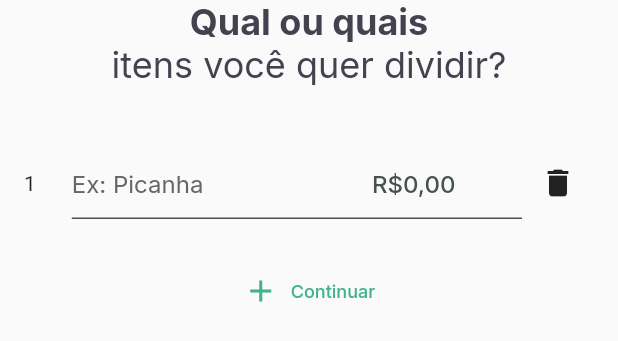
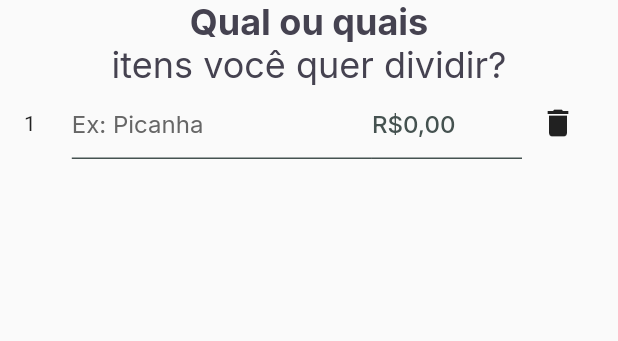
Before and after one commit to fagnerlima/rocketseat-ignite-flutter, a Flutter app: the StepThreePage widget shown alone on an empty page, opened directly, on a phone screen of 412 x 824 dp. Shown: the top 341 px of the screen. Run offline on Flutter 3.47's test engine with Material 2 defaults, Android fonts, the phone set to English and light mode, and no system bars; our stand-ins replace cloud_firestore, firebase_core, flutter_masked_text2, flutter_mobx, google_fonts, google_sign_in and 2 more; accounts and stored records are empty; generated files the repository leaves out were written again.

Commit message:
Adiciona fluxo de input em StepThreePage

```diff
--- a/split_it/lib/modules/create_split/steps/three/step_three_page.dart
+++ b/split_it/lib/modules/create_split/steps/three/step_three_page.dart
@@ -1,4 +1,6 @@
 import 'package:flutter/material.dart';
+import 'package:flutter_mobx/flutter_mobx.dart';
+import 'package:split_it/modules/create_split/steps/three/step_three_controller.dart';
 import 'package:split_it/modules/create_split/widgets/add_text_button.dart';
 import 'package:split_it/modules/create_split/widgets/step_multi_input_text.dart';
 import 'package:split_it/modules/create_split/widgets/step_title.dart';
@@ -11,6 +13,8 @@ class StepThreePage extends StatefulWidget {
 }
 
 class _StepThreePageState extends State<StepThreePage> {
+  final controller = StepThreeController();
+
   @override
   Widget build(BuildContext context) {
     return Column(
@@ -19,16 +23,26 @@ class _StepThreePageState extends State<StepThreePage> {
             title: 'Qual ou quais',
             subtitle: 'itens você quer dividir?'
         ),
-        SizedBox(height: 40,),
-        StepMultiInputText(
-          count: 1,
-          itemName: (value) {},
-          itemValue: (value) {},
-        ),
+        Observer(builder: (_) => StepMultiInputText(
+          count: controller.currentIndex + 1,
+          itemName: (value) => controller.onChanged(name: value),
+          itemValue: (value) => controller.onChanged(value: value),
+        )),
+        Observer(builder: (_) => Column(
+          children: controller.items
+              .map((element) => StepMultiInputText(
+                count: controller.currentIndex,
+                itemName: (value) {},
+                itemValue: (value) {},
+              )).toList(),
+        )),
         SizedBox(height: 24,),
-        AddTextButton(
-          label: 'Continuar',
-          onPressed: () {}
+        Observer(builder: (_) => controller.showButton
+          ? AddTextButton(
+              label: 'Continuar',
+              onPressed: () => controller.addItem()
+            )
+          : Container()
         )
       ],
     );
--- a/split_it/lib/modules/create_split/widgets/step_multi_input_text.dart
+++ b/split_it/lib/modules/create_split/widgets/step_multi_input_text.dart
@@ -43,7 +43,10 @@ class StepMultiInputText extends StatelessWidget {
             child: StepInputTextWidget(
               controller: valueInputTextController,
               textInputType: TextInputType.number,
-              onChanged: (value) => itemValue(0),
+              onChanged: (value) => itemValue(double.parse(value
+                  .replaceAll('R\$', '')
+                  .replaceAll('.', '')
+                  .replaceAll(',', '.'))), // TODO fix
               hintText: 'R\$ 0,00',
               textAlign: TextAlign.start,
               padding: EdgeInsets.zero,
```
Also changed, not shown: split_it/lib/modules/create_split/steps/three/step_three_controller.dart (+36 -7 lines), split_it/lib/shared/models/item_model.dart (added, +51 -0 lines), split_it/lib/modules/create_split/steps/three/step_three_controller.g.dart (added).
